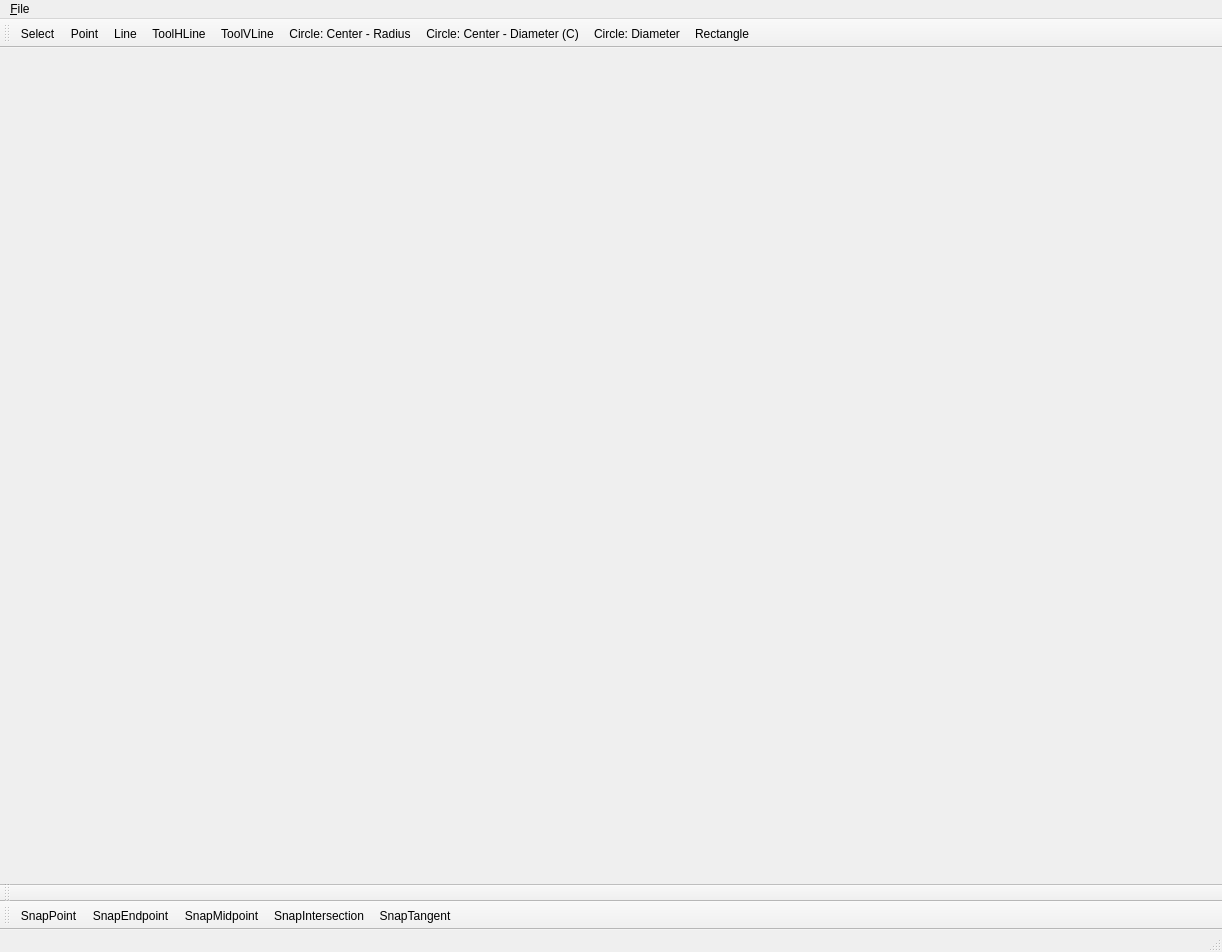
Qt form src/mainwindow.ui (ThKattanek/simply_2d_cad) before a commit.
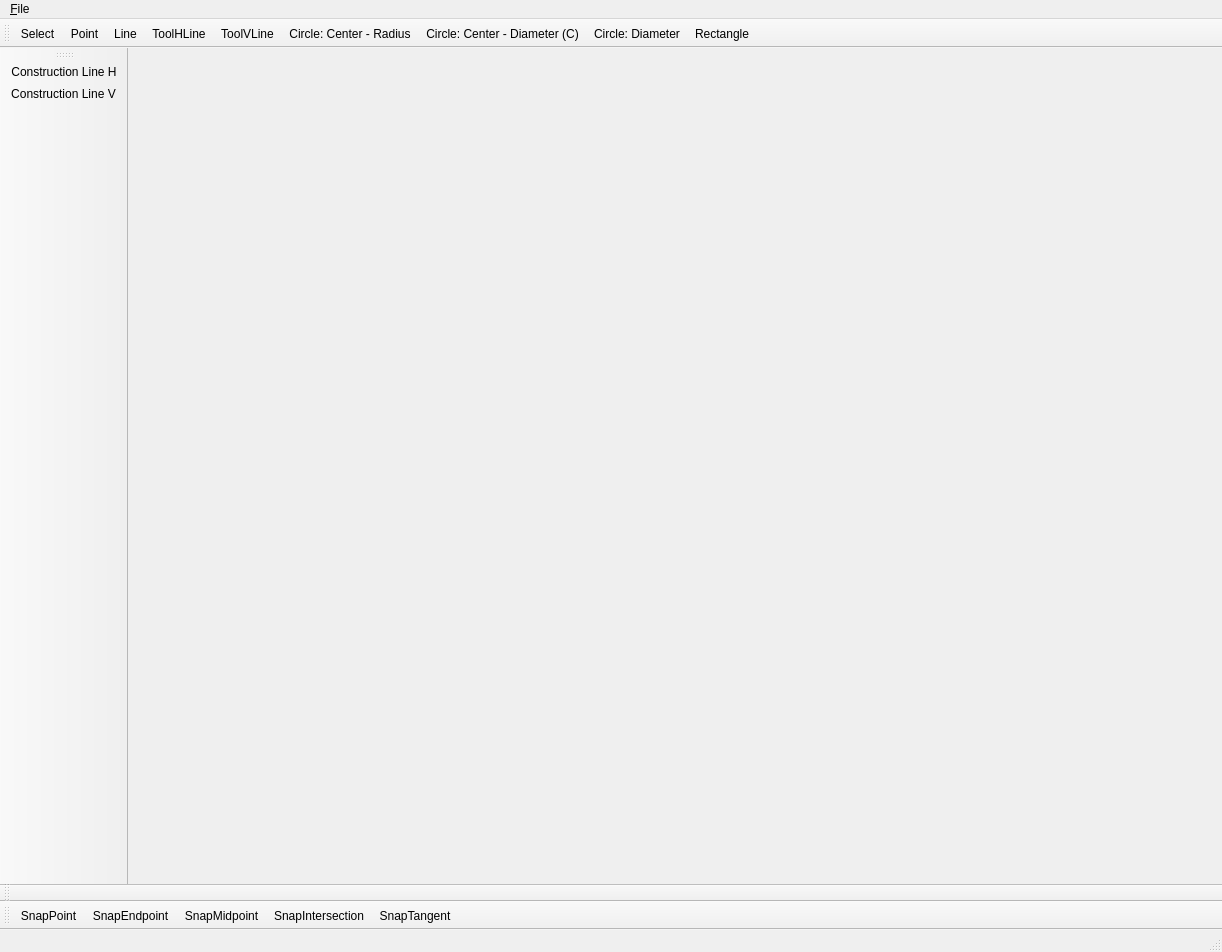
The same form after that commit. Icons and pictures are not drawn.

Commit message: wip: added horizontal and vertical construction lines

Diff of the .ui file:
```diff
--- a/src/mainwindow.ui
+++ b/src/mainwindow.ui
@@ -114,6 +114,19 @@
     <bool>true</bool>
    </attribute>
   </widget>
+  <widget class="QToolBar" name="toolBar">
+   <property name="windowTitle">
+    <string>toolBar</string>
+   </property>
+   <attribute name="toolBarArea">
+    <enum>LeftToolBarArea</enum>
+   </attribute>
+   <attribute name="toolBarBreak">
+    <bool>false</bool>
+   </attribute>
+   <addaction name="actionToolConstructionLineH"/>
+   <addaction name="actionToolConstructionLineV"/>
+  </widget>
   <action name="action_Close">
    <property name="text">
     <string>&amp;Exit</string>
@@ -428,6 +441,25 @@
     <enum>QAction::MenuRole::NoRole</enum>
    </property>
   </action>
+  <action name="actionToolConstructionLineH">
+   <property name="text">
+    <string>Construction Line H</string>
+   </property>
+   <property name="menuRole">
+    <enum>QAction::MenuRole::NoRole</enum>
+   </property>
+  </action>
+  <action name="actionToolConstructionLineV">
+   <property name="text">
+    <string>Construction Line V</string>
+   </property>
+   <property name="toolTip">
+    <string>Construction Line V</string>
+   </property>
+   <property name="menuRole">
+    <enum>QAction::MenuRole::NoRole</enum>
+   </property>
+  </action>
  </widget>
  <resources>
   <include location="resources.qrc"/>
```
The commit also changes 6 other files.
